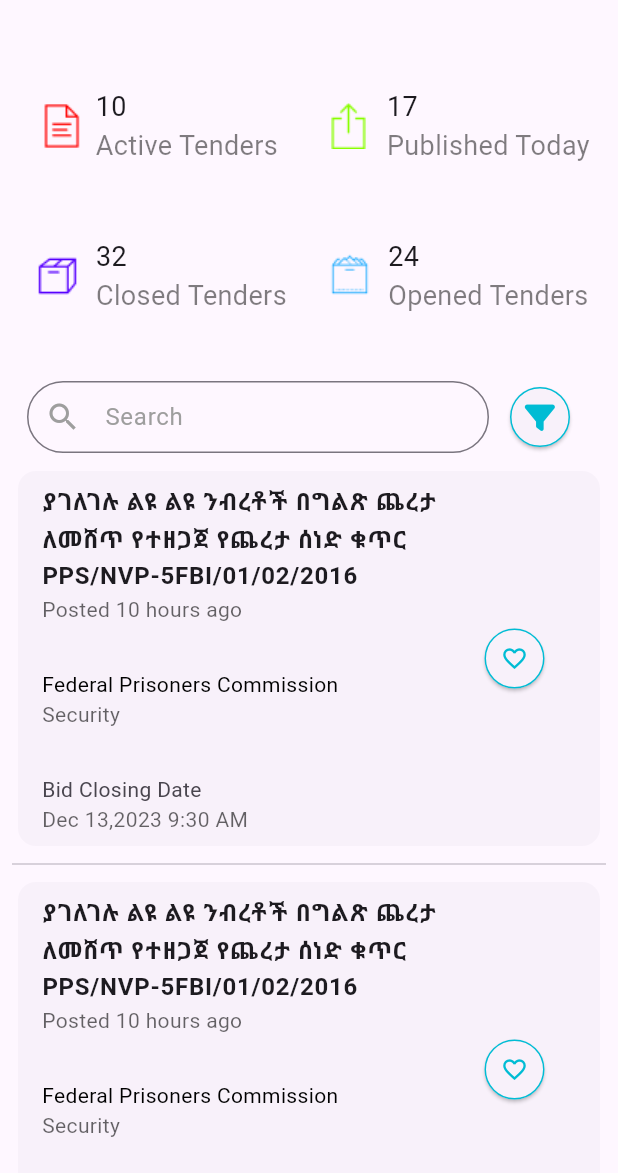
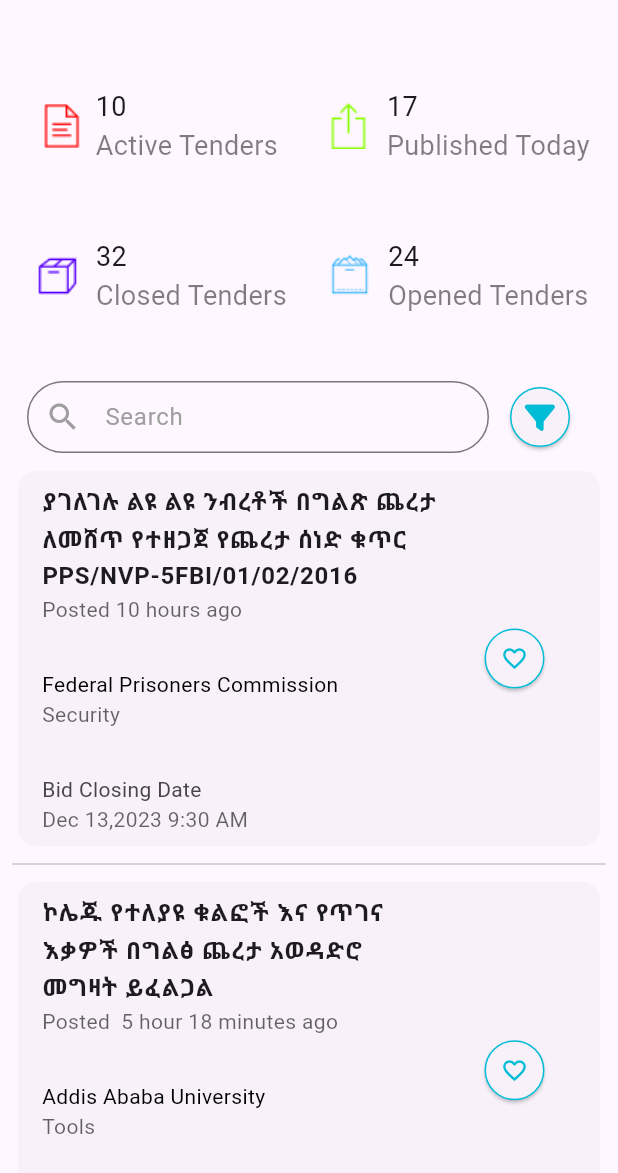
Before and after one commit to Centos-Engineering/chereta-app, a Flutter app: the HomeScreen screen opened directly, on a phone screen of 412 x 824 dp, the part 63-1236 px from its top. Run offline on Flutter 3.47's test engine with Material 2 defaults, Android fonts, the phone set to English and light mode, and no system bars; our stand-ins replace font_awesome_flutter, otp_text_field, responsive_grid; missing offline and left inert: splash_view.

Commit message:
Second update

```diff
--- /dev/null
+++ b/lib/model/tender_models.dart
@@ -0,0 +1,86 @@
+class Tenders {
+  String name;
+  String description;
+  String time;
+  String poster;
+  String category;
+  String closingDate;
+  String location;
+  String openingDate;
+
+  Tenders(
+      {required this.name,
+      required this.description,
+      required this.time,
+      required this.poster,
+      required this.category,
+      required this.closingDate,
+      required this.location,
+      required this.openingDate});
+
+  static List<Tenders> tenders = [
+    Tenders(
+      name:
+          'ያገለገሉ ልዩ ልዩ ንብረቶች በግልጽ ጨረታ ለመሸጥ የተዘጋጀ የጨረታ ሰነድ ቁጥር PPS/NVP-5FBI/01/02/2016',
+      description: '''
+የጨረታ ማስታወቂያ
+
+ያገለገሉ ተሽከርካሪዎች የጨረታ ማስታወቂያ ቁጥር PPS/VP-13FBI/02/02/2016
+
+የመንግሥት ግዥ አገልግሎት ንብረትነታቸው የፍትህ ሚ/ር፣ የቅዱስ ጴጥሮስ ሆስፒታል፣ የአደጋ ስጋት አመራር ኮሚሽን፣ የህዝብ ዕንባ ጠባቂ ተቋም፣ የእንስሳት ልማት ኢንስቲትዩት፣ የህዝብ ተወካዮች ምክር ቤት ፣የፌደራል ጠቅላይ ፍ/ቤት፣ የኢትዮጵያ ብዝሀ ህይወት ኢንስቲትዩት፣ የቤተመንግስት አስተዳዳር፣ የኢትዮጵያ ስታቲስቲክስ አገልግሎት፣ የውሃና ኢነርጂ ሚ/ር እና የውጭ ጉዳይ ሚ/ር፣ ተሽከርካሪዎችን ባሉበት ቦታና ሁኔታ በጨረታ አወዳድሮ ለመሸጥ ይፈልጋል፡፡
+
+ስለሆነም ተጫራቾች ከዚህ በታች የተመለከቱትን ነጥቦች በማሟላት ቀርበው መወዳደር ይችላሉ፡፡
+
+1. በጨረታው የሚወዳደሩት ተጫራቾች ኢትዮጵያዊ ዜግነት ያላቸው ሆኖ ሠነድ ለመግዛት ሲመጡ ይህንኑ የሚያረጋግጥ ሰነድ ወይም መታወቂያ ይዘው መቅረብ ይኖርባቸዋል፡፡\n
+2. 6 ኪሎ በሚገኘው የመንግሥት ግዥ አገልግሎት ህንፃ ቁጥር 5 ቢሮ ቁጥር 007 በመምጣት የንብረቶቹን መረጃ፣ የተጫራቾች መመሪያ እና የዋጋ ማቅረቢያ ቅጽ የያዘ ሰነድ የማይመለስ ብር 500.00 /አምስት መቶ ብር/ የመንግስት ግዥ አገልግሎት የንግድ ባንክ ሂሳብ ቁጥር 1000003785018 ከፍለው መውሰድ ይችላሉ፣\n
+3. ተጫራቾች ሰነድ ገዝተው ማስታወቂያው ከወጣበት ቀን ጀምሮ ዘወትር በሥራ ቀናት ከጠዋቱ 3፡00 እስከ 10፡00 ሰዓት ባለው ጊዜ ውስጥ ተሽከርካሪዎቹን ከላይ በተጠቀሰው መ/ቤቶች በመሄድ መመልከት ይችላሉ፣\n
+4. ተሽከርካሪው ቀደም ሲል ያልተከፈለ የቦሎ እና የጉምሩክ ቀረጥ ግብር ወጪ ካለው ባለንብረቱ መሥሪያ ቤት የሚሸፍን ሲሆን የስም ማዛወሪያ፣ የትራንዚት እና ሌሎች ወጪዎች ግን በገዥው ይሸፈናል፣\n
+5. ተጫራቾች የሚገዙትን ተሸከርካሪ ለእያንዳንዱ የጨረታ መነሻ ዋጋ 20 በመቶ (20%) የጨረታ ማስከበሪያ በባንክ በተረጋገጠ ሲፒኦ ከጨረታ ሰነዱ ጋር በማያያዝ ሣጥኑ ውስጥ ጨረታው ከመከፈቱ በፊት ማስገባት ይኖርባቸዋል፡፡ የጨረታ የመገምገሚያ መስፈርት ዋጋና የተሟላ የጨረታ ማስከበሪያ ዋስትና (ሲፒኦ) እንዲሁም በሰነዱ የተገለጹትን አሟልቶ መገኘት ይኖርበታል፡፡ የተሽከርካሪውን የመነሻ ዋጋ 20 በመቶ(20%) ያላስያዘ እና በሠነዱ የተቀመጡ ሌሎች ነጥቦችን ያላሟላ ተጫራች ከጨረታው ውድቅ ይደረጋል፡፡ የሚዘጋጀው የጨረታ ማስከበሪያ ሲፒኦ ከአዲስ አበባ ከተማ ውጭ ከሆነ ከኢትዮጵያ ንግድ ባንክ ቅርንጫፎች ብቻ መሆን ይኖርበታል፣\n
+6. የጨረታ ሳጥኑ ጨረታው በጋዜጣ ከወጣበት ቀን ጀምሮ በ20ኛው ቀን ከጠዋቱ በ4:00 ሰዓት ተዘግቶ በዚያኑ ቀን በ4፡15 ሰዓት ተጫራቾች ወይም ሕጋዊ ወኪሎቻቸው በተገኙበት በመንግሥት ግዥ አገልግሎት መሰብሰቢያ አዳራሽ ይከፈታል፡፡ ሆኖም የመክፈቻ ቀኑ ቅዳሜና እሁድ ወይም የበዓላት ቀን ከዋለ በሚቀጥለው የሥራ ቀን ይሆናል፡፡ እንዲሁም ተጫራቹ በራሱ ምርጫ ጨረታው በሚከፈትበት ጊዜ ሳይገኝ ቢቀር የጨረታውን መከፈት አያስተጓጉልም፣\n
+7. በጨረታው አሸናፊ የሆኑ ተጫራቾች አሸናፊነታቸው በተገለፀላቸው ከ 7 የስራ ቀናት በኋላ ባሉት 5 ተከታታይ የስራ ቀናት ውስጥ ያሸነፉበትን ዋጋ በሙሉ መክፈል ይኖርባቸዋል፡፡ ሆኖም ሙሉ ከፍያውን በተጠቀሰው ጊዜ ገደብ መክፈል ካልቻሉ ያስያዙት የጨረታ ማስከበሪያ ለመንግስት ገቢ ይደረጋል::\n
+8. በጨረታው አሸናፊ የሆኑ ተጫራቾች ያሸነፉባቸውን ተሽከርካሪዎች ሙሉ ክፍያ ከፍለው እስከሚወስዱ ድረስ ለውል አተገባበር ዋስትና የሚሆን የጠቅላላ ዋጋውን 10 በመቶ በጥሬ ገንዘብ ወይም በባንክ በተረጋገጠ ሲፒኦ ማስያዝ አለባቸው፡፡\n
+9. አገልግሎቱ ያወጣውን ጨረታ ሰነድ በስሙ ሳይገዛ የተወዳደረ ማንኛውም ተጫራች ከውድድር ውድቅ ይደረጋል፡፡\n
+10. አሸናፊ ተጫራቾች ያሸነፉበትን ገንዘብ አጠቃለው በመክፈል ተሸከርካሪውን በ10 ቀናት ውስጥ የማንሳት ግዴታ አለባቸው፣\n
+11. አገልግሎቱ የተሻለ አማራጭ ካገኘ በማናቸውም ጊዜ በከፊልም ሆነ በሙሉ ጨረታውን ለመሰረዝ መብቱ የተጠበቀ ነው፣\n
+12. ተጨማሪ ማብራሪያ ካስፈለገ በስልክ ቁጥር 011-122-37-08 ወይም 011-122 37-36 ደውሎ መጠየቅ ይቻላል፣
+''',
+      time: 'Posted 10 hours ago',
+      poster: 'Federal Prisoners Commission',
+      category: 'Security',
+      closingDate: 'Dec 13,2023 9:30 AM',
+      location: 'Addis Ababa',
+      openingDate: 'Dec 20,2023 8:30 AM',
+    ),
+    Tenders(
+      name: 'ኮሌጁ የተለያዩ ቁልፎች እና የጥገና እቃዎች በግልፅ ጨረታ አወዳድሮ መግዛት ይፈልጋል',
+      description: '''
+የጨረታ ማስታወቂያ
+
+ያገለገሉ ተሽከርካሪዎች የጨረታ ማስታወቂያ ቁጥር PPS/VP-13FBI/02/02/2016
+
+የመንግሥት ግዥ አገልግሎት ንብረትነታቸው የፍትህ ሚ/ር፣ የቅዱስ ጴጥሮስ ሆስፒታል፣ የአደጋ ስጋት አመራር ኮሚሽን፣ የህዝብ ዕንባ ጠባቂ ተቋም፣ የእንስሳት ልማት ኢንስቲትዩት፣ የህዝብ ተወካዮች ምክር ቤት ፣የፌደራል ጠቅላይ ፍ/ቤት፣ የኢትዮጵያ ብዝሀ ህይወት ኢንስቲትዩት፣ የቤተመንግስት አስተዳዳር፣ የኢትዮጵያ ስታቲስቲክስ አገልግሎት፣ የውሃና ኢነርጂ ሚ/ር እና የውጭ ጉዳይ ሚ/ር፣ ተሽከርካሪዎችን ባሉበት ቦታና ሁኔታ በጨረታ አወዳድሮ ለመሸጥ ይፈልጋል፡፡
+
+ስለሆነም ተጫራቾች ከዚህ በታች የተመለከቱትን ነጥቦች በማሟላት ቀርበው መወዳደር ይችላሉ፡፡
+
+1. በጨረታው የሚወዳደሩት ተጫራቾች ኢትዮጵያዊ ዜግነት ያላቸው ሆኖ ሠነድ ለመግዛት ሲመጡ ይህንኑ የሚያረጋግጥ ሰነድ ወይም መታወቂያ ይዘው መቅረብ ይኖርባቸዋል፡፡\n
+2. 6 ኪሎ በሚገኘው የመንግሥት ግዥ አገልግሎት ህንፃ ቁጥር 5 ቢሮ ቁጥር 007 በመምጣት የንብረቶቹን መረጃ፣ የተጫራቾች መመሪያ እና የዋጋ ማቅረቢያ ቅጽ የያዘ ሰነድ የማይመለስ ብር 500.00 /አምስት መቶ ብር/ የመንግስት ግዥ አገልግሎት የንግድ ባንክ ሂሳብ ቁጥር 1000003785018 ከፍለው መውሰድ ይችላሉ፣\n
+3. ተጫራቾች ሰነድ ገዝተው ማስታወቂያው ከወጣበት ቀን ጀምሮ ዘወትር በሥራ ቀናት ከጠዋቱ 3፡00 እስከ 10፡00 ሰዓት ባለው ጊዜ ውስጥ ተሽከርካሪዎቹን ከላይ በተጠቀሰው መ/ቤቶች በመሄድ መመልከት ይችላሉ፣\n
+4. ተሽከርካሪው ቀደም ሲል ያልተከፈለ የቦሎ እና የጉምሩክ ቀረጥ ግብር ወጪ ካለው ባለንብረቱ መሥሪያ ቤት የሚሸፍን ሲሆን የስም ማዛወሪያ፣ የትራንዚት እና ሌሎች ወጪዎች ግን በገዥው ይሸፈናል፣\n
+5. ተጫራቾች የሚገዙትን ተሸከርካሪ ለእያንዳንዱ የጨረታ መነሻ ዋጋ 20 በመቶ (20%) የጨረታ ማስከበሪያ በባንክ በተረጋገጠ ሲፒኦ ከጨረታ ሰነዱ ጋር በማያያዝ ሣጥኑ ውስጥ ጨረታው ከመከፈቱ በፊት ማስገባት ይኖርባቸዋል፡፡ የጨረታ የመገምገሚያ መስፈርት ዋጋና የተሟላ የጨረታ ማስከበሪያ ዋስትና (ሲፒኦ) እንዲሁም በሰነዱ የተገለጹትን አሟልቶ መገኘት ይኖርበታል፡፡ የተሽከርካሪውን የመነሻ ዋጋ 20 በመቶ(20%) ያላስያዘ እና በሠነዱ የተቀመጡ ሌሎች ነጥቦችን ያላሟላ ተጫራች ከጨረታው ውድቅ ይደረጋል፡፡ የሚዘጋጀው የጨረታ ማስከበሪያ ሲፒኦ ከአዲስ አበባ ከተማ ውጭ ከሆነ ከኢትዮጵያ ንግድ ባንክ ቅርንጫፎች ብቻ መሆን ይኖርበታል፣\n
+6. የጨረታ ሳጥኑ ጨረታው በጋዜጣ ከወጣበት ቀን ጀምሮ በ20ኛው ቀን ከጠዋቱ በ4:00 ሰዓት ተዘግቶ በዚያኑ ቀን በ4፡15 ሰዓት ተጫራቾች ወይም ሕጋዊ ወኪሎቻቸው በተገኙበት በመንግሥት ግዥ አገልግሎት መሰብሰቢያ አዳራሽ ይከፈታል፡፡ ሆኖም የመክፈቻ ቀኑ ቅዳሜና እሁድ ወይም የበዓላት ቀን ከዋለ በሚቀጥለው የሥራ ቀን ይሆናል፡፡ እንዲሁም ተጫራቹ በራሱ ምርጫ ጨረታው በሚከፈትበት ጊዜ ሳይገኝ ቢቀር የጨረታውን መከፈት አያስተጓጉልም፣\n
+7. በጨረታው አሸናፊ የሆኑ ተጫራቾች አሸናፊነታቸው በተገለፀላቸው ከ 7 የስራ ቀናት በኋላ ባሉት 5 ተከታታይ የስራ ቀናት ውስጥ ያሸነፉበትን ዋጋ በሙሉ መክፈል ይኖርባቸዋል፡፡ ሆኖም ሙሉ ከፍያውን በተጠቀሰው ጊዜ ገደብ መክፈል ካልቻሉ ያስያዙት የጨረታ ማስከበሪያ ለመንግስት ገቢ ይደረጋል::\n
+8. በጨረታው አሸናፊ የሆኑ ተጫራቾች ያሸነፉባቸውን ተሽከርካሪዎች ሙሉ ክፍያ ከፍለው እስከሚወስዱ ድረስ ለውል አተገባበር ዋስትና የሚሆን የጠቅላላ ዋጋውን 10 በመቶ በጥሬ ገንዘብ ወይም በባንክ በተረጋገጠ ሲፒኦ ማስያዝ አለባቸው፡፡\n
+9. አገልግሎቱ ያወጣውን ጨረታ ሰነድ በስሙ ሳይገዛ የተወዳደረ ማንኛውም ተጫራች ከውድድር ውድቅ ይደረጋል፡፡\n
+10. አሸናፊ ተጫራቾች ያሸነፉበትን ገንዘብ አጠቃለው በመክፈል ተሸከርካሪውን በ10 ቀናት ውስጥ የማንሳት ግዴታ አለባቸው፣\n
+11. አገልግሎቱ የተሻለ አማራጭ ካገኘ በማናቸውም ጊዜ በከፊልም ሆነ በሙሉ ጨረታውን ለመሰረዝ መብቱ የተጠበቀ ነው፣\n
+12. ተጨማሪ ማብራሪያ ካስፈለገ በስልክ ቁጥር 011-122-37-08 ወይም 011-122 37-36 ደውሎ መጠየቅ ይቻላል፣
+''',
+      time: 'Posted  5 hour 18 minutes ago',
+      poster: 'Addis Ababa University',
+      category: 'Tools',
+      closingDate: 'Dec 23,2023 9:30 AM',
+      location: 'Addis Ababa',
+      openingDate: 'Dec 10,2023 8:30 AM',
+    )
+  ];
+}
--- a/lib/views/auth/otp_verification_screen.dart
+++ b/lib/views/auth/otp_verification_screen.dart
@@ -1,4 +1,4 @@
-import 'package:auction_app/views/homepage/home_screen.dart';
+import 'package:auction_app/views/home_page/home_screen.dart';
 import 'package:flutter/gestures.dart';
 import 'package:flutter/material.dart';
 import 'package:otp_text_field/otp_field.dart';
--- a/lib/views/homepage/home_screen.dart
+++ b/lib/views/home_page/home_screen.dart
@@ -1,4 +1,7 @@
-import 'package:auction_app/views/homepage/details_page/details_screen.dart';
+import 'package:auction_app/model/tender_models.dart';
+import 'package:auction_app/navigation/drawer.dart';
+import 'package:auction_app/views/home_page/details_page/details_screen.dart';
+import 'package:auction_app/views/settings_page/settings_screen.dart';
 import 'package:flutter/material.dart';
 import 'package:font_awesome_flutter/font_awesome_flutter.dart';
 import 'package:responsive_grid/responsive_grid.dart';
@@ -14,45 +17,7 @@ class _HomeScreenState extends State<HomeScreen> {
   @override
   Widget build(BuildContext context) {
     return Scaffold(
-      drawer: Drawer(
-        elevation: 0,
-        shape: const RoundedRectangleBorder(
-          borderRadius: BorderRadius.only(
-              topRight: Radius.circular(0), bottomRight: Radius.circular(0)),
-        ),
-        child: ListView(
-          shrinkWrap: true,
-          children: [
-            const UserAccountsDrawerHeader(
-                accountName: Text("Aman the baiter"),
-                accountEmail: Text('eyosi69@gmail.com')),
-            ListTile(
-              onTap: () {},
-              leading: const Icon(Icons.home),
-              title: const Text('Home'),
-            ),
-            const Divider(),
-            ListTile(
-              onTap: () {},
-              leading: const Icon(Icons.save_outlined),
-              title: const Text('Saved Tenders'),
-            ),
-            const Divider(),
-            ListTile(
-              onTap: () {},
-              leading: const Icon(Icons.settings_outlined),
-              title: const Text('Settings'),
-            ),
-            const Divider(),
-            ListTile(
-              onTap: () {},
-              leading: const Icon(Icons.logout_outlined),
-              title: const Text('Logout'),
-            ),
-            const Divider(),
-          ],
-        ),
-      ),
+      drawer: const DrawerScreen(),
       appBar: AppBar(
         title: const Text(
           'Tenders',
@@ -68,7 +33,7 @@ class _HomeScreenState extends State<HomeScreen> {
         ],
       ),
       body: SingleChildScrollView(
-        physics: const AlwaysScrollableScrollPhysics(),
+        physics: const ClampingScrollPhysics(),
         child: Column(
           children: [
             const SizedBox(
@@ -262,9 +227,9 @@ class _HomeScreenState extends State<HomeScreen> {
                                     builder: (context) =>
                                         const DetailsScreen()));
                           },
-                          title: const Text(
-                            'ያገለገሉ ልዩ ልዩ ንብረቶች በግልጽ ጨረታ ለመሸጥ የተዘጋጀ የጨረታ ሰነድ ቁጥር PPS/NVP-5FBI/01/02/2016',
-                            style: TextStyle(fontWeight: FontWeight.w700),
+                          title: Text(
+                            Tenders.tenders[index].name,
+                            style: const TextStyle(fontWeight: FontWeight.w700),
                             maxLines: 3,
                             overflow: TextOverflow.ellipsis,
                           ),
@@ -282,19 +247,19 @@ class _HomeScreenState extends State<HomeScreen> {
                             crossAxisAlignment: CrossAxisAlignment.start,
                             children: [
                               Text(
-                                'Posted 10 hours ago',
+                                Tenders.tenders[index].time,
                                 style: TextStyle(
                                     color: Colors.black.withOpacity(0.6)),
                               ),
                               const SizedBox(
                                 height: 30,
                               ),
-                              const Text(
-                                'Federal Prisoners Commission',
-                                style: TextStyle(color: Colors.black),
+                              Text(
+                                Tenders.tenders[index].poster,
+                                style: const TextStyle(color: Colors.black),
                               ),
                               Text(
-                                'Security',
+                                Tenders.tenders[index].category,
                                 style: TextStyle(
                                     color: Colors.black.withOpacity(0.6)),
                               ),
@@ -302,7 +267,7 @@ class _HomeScreenState extends State<HomeScreen> {
                                 height: 30,
                               ),
                               const Text('Bid Closing Date'),
-                              Text('Dec 13,2023 9:30 AM',
+                              Text(Tenders.tenders[index].closingDate,
                                   style: TextStyle(
                                       color: Colors.black.withOpacity(0.6))),
                             ],
@@ -314,7 +279,7 @@ class _HomeScreenState extends State<HomeScreen> {
                 },
                 separatorBuilder: (BuildContext context, int index) =>
                     const Divider(),
-                itemCount: 10)
+                itemCount: Tenders.tenders.length)
           ],
         ),
       ),
```
Also changed, not shown: lib/navigation/drawer.dart (added, +65 -0 lines), lib/navigation/navigation_bar.dart (deleted, +0 -60 lines), lib/views/saved_tenders/saved_tenders_screen.dart (added, +93 -0 lines), lib/views/settings_page/settings_screen.dart (added, +216 -0 lines), lib/views/home_page/details_page/details_screen.dart (renamed from lib/views/homepage/details_page/details_screen.dart).
